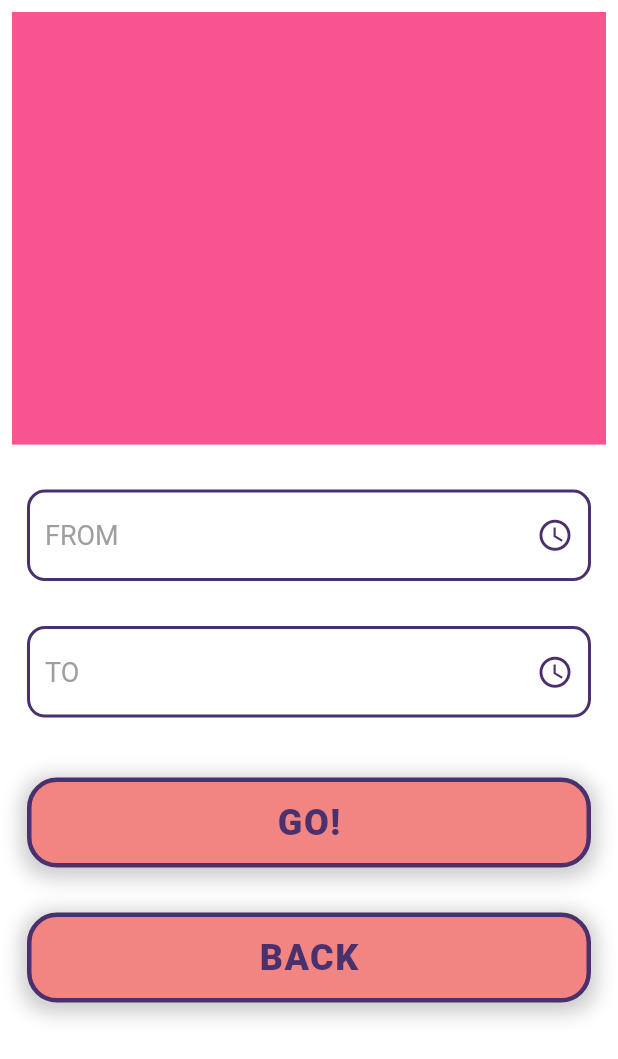
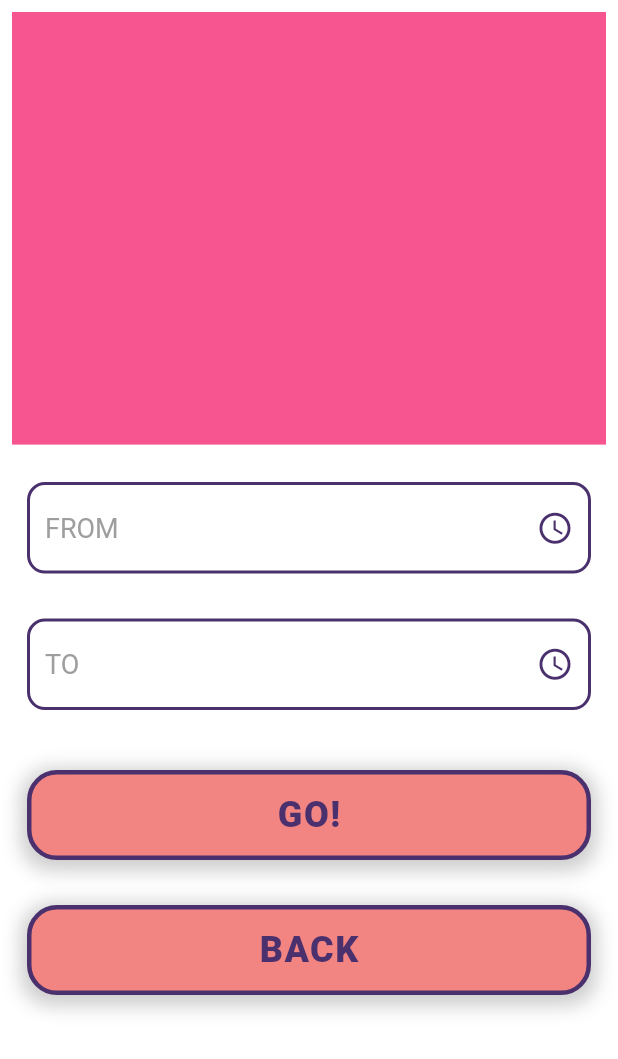
Before and after one commit to finnrose/Real-Time-Energy-Monitoring-System-, a Flutter app: the DurationPage screen opened directly, on a phone screen of 412 x 824 dp. Shown: the top 1059 px of the screen. Run offline on Flutter 3.47's test engine with Material 2 defaults, Android fonts, the phone set to English and light mode, and no system bars; our stand-ins replace flutter_svg; Roboto replaces fonts that are missing (Montserrat).

Commit message:
Update duration_page.dart

```diff
--- a/Mobile Application/lib/duration_page.dart
+++ b/Mobile Application/lib/duration_page.dart
@@ -19,18 +19,18 @@ class DurationPage extends StatelessWidget {
                 color: Color(0xffF75590),
               ),
               SizedBox(
-                height: 20,
+                height: 15,
               ),
               Padding(
                 padding: const EdgeInsets.all(10.0),
-                child: TextTimeInput("FROM"),
+                child: TextTimeInput('FROM\t\t\t\t\t\t\t\t'),
               ),
               SizedBox(
                 height: 10,
               ),
               Padding(
                 padding: const EdgeInsets.all(10.0),
-                child: TextTimeInput("TO"),
+                child: TextTimeInput('TO\t\t\t\t\t\t\t\t\t\t\t\t\t'),
               ),
               SizedBox(
                 height: 20,
```
